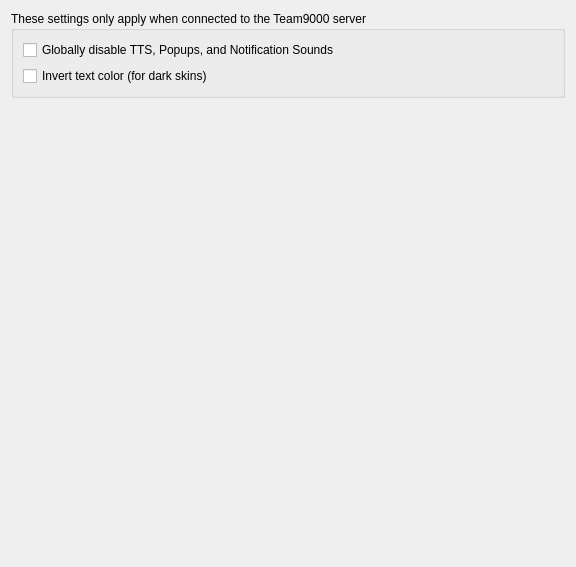
Above: src/mumble/M9Config.ui from team9000/mumble9000 before the change. Below: the same form after it.
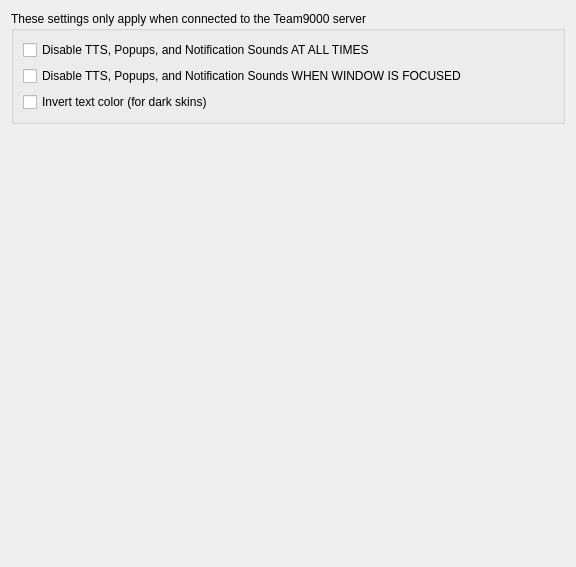
That is the form after the change.

Commit message: No notifications when focused, better plain messages

The edit to the form file:
```diff
--- a/src/mumble/M9Config.ui
+++ b/src/mumble/M9Config.ui
@@ -29,7 +29,14 @@
       <item>
        <widget class="QCheckBox" name="qcbRemoveNotifications">
         <property name="text">
-         <string>Globally disable TTS, Popups, and Notification Sounds</string>
+         <string>Disable TTS, Popups, and Notification Sounds AT ALL TIMES</string>
+        </property>
+       </widget>
+      </item>
+      <item>
+       <widget class="QCheckBox" name="qcbRemoveNotificationsOnFocused">
+        <property name="text">
+         <string>Disable TTS, Popups, and Notification Sounds WHEN WINDOW IS FOCUSED</string>
         </property>
        </widget>
       </item>
```
The commit also changes 6 other files.
